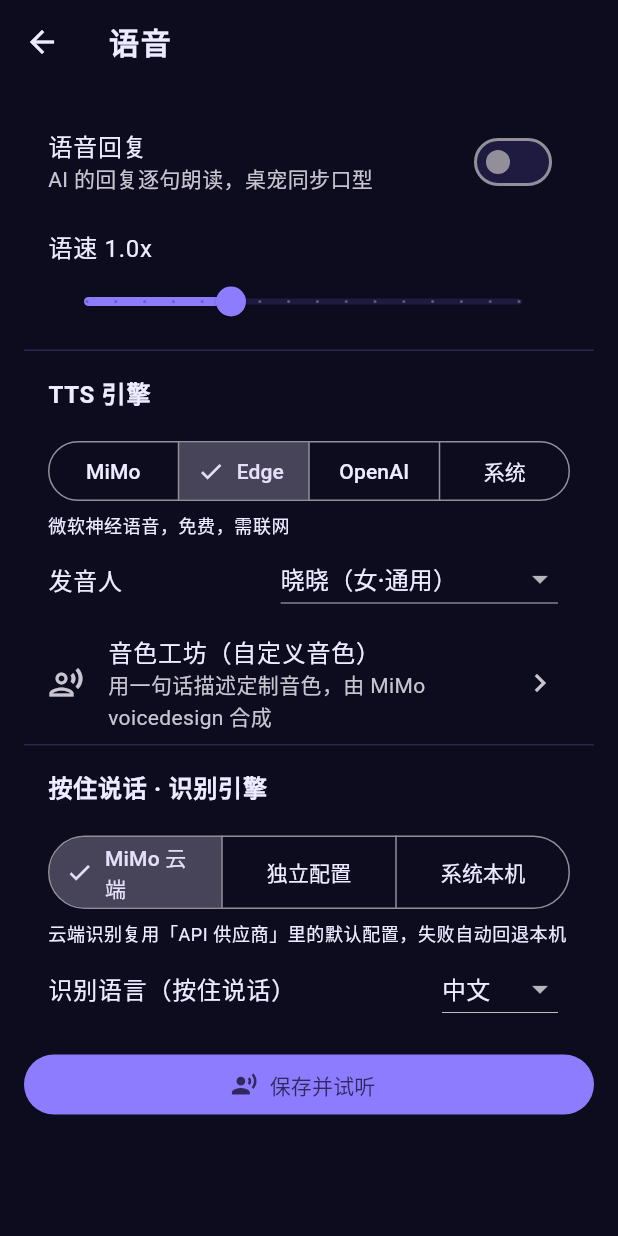
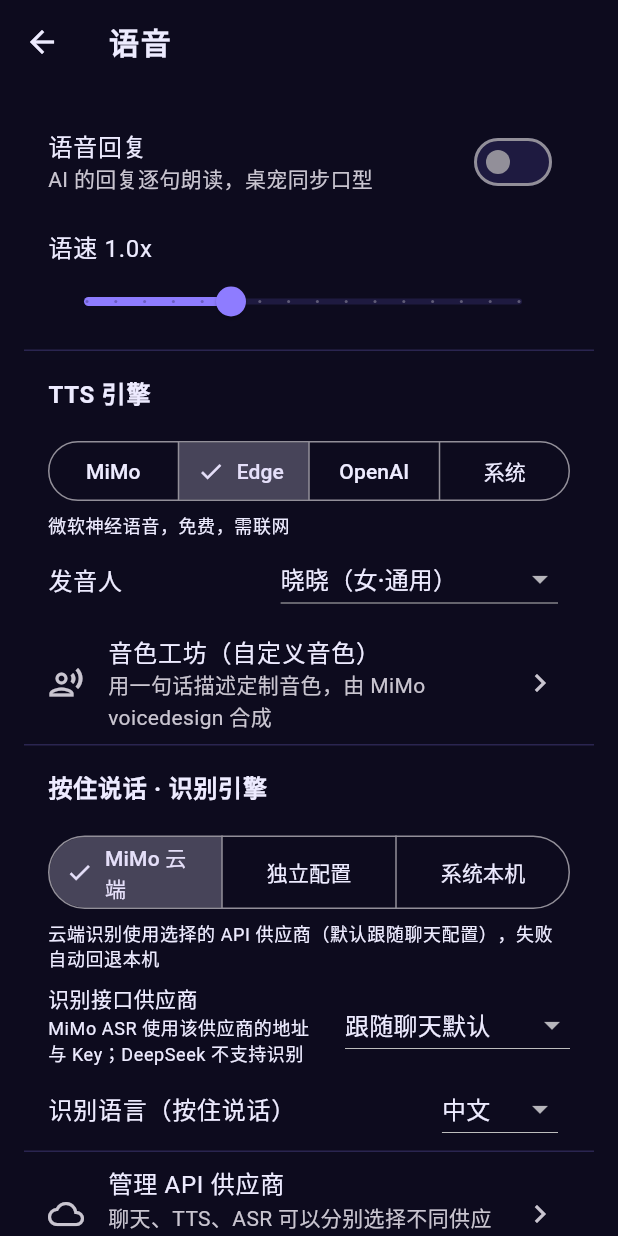
Before and after one commit to adcoof/ineermost_words, a Flutter app: the screen it shows after launch, item 3 of the bottom bar chosen, after a tap on "音色", on a phone screen of 412 x 824 dp. Run offline on Flutter 3.47's test engine with Material 3 defaults, Android fonts, the phone set to English and light mode, and no system bars; our stand-ins replace dio, drift, drift_flutter, file_picker, flutter_riverpod, flutter_tts and 5 more; missing offline and left inert: audio_session, crop_your_image, edge_tts, flutter_inappwebview, record; accounts and stored records are empty; generated files the repository leaves out were written again.

Commit message:
feat(voice): 分离聊天/TTS/ASR 的 API 供应商
- TTS/ASR 各新增「语音 API 供应商」设置，MiMo 使用所选供应商的地址与 Key
- 未选择时保持跟随聊天默认，所选供应商被删除时回退默认
- 语音设置增加两个供应商下拉与「管理 API 供应商」入口
- 新增仓库/ASR/解析器测试

```diff
--- a/lib/features/voice/data/tts_profile_repository.dart
+++ b/lib/features/voice/data/tts_profile_repository.dart
@@ -224,6 +224,31 @@ class TtsProfileRepository {
     ));
   }
 
+  /// TTS MiMo 使用的 API 供应商 id；空=跟随聊天默认。
+  Future<String> ttsApiProfileId() => _settingValue('tts_api_profile_id');
+
+  Future<void> setTtsApiProfileId(String id) =>
+      _setSettingValue('tts_api_profile_id', id);
+
+  /// ASR MiMo 使用的 API 供应商 id；空=跟随聊天默认。
+  Future<String> asrApiProfileId() => _settingValue('asr_api_profile_id');
+
+  Future<void> setAsrApiProfileId(String id) =>
+      _setSettingValue('asr_api_profile_id', id);
+
+  Future<String> _settingValue(String key) async {
+    final q = db.select(db.settings)..where((t) => t.key.equals(key));
+    final row = await q.getSingleOrNull();
+    return row?.value ?? '';
+  }
+
+  Future<void> _setSettingValue(String key, String value) async {
+    await db.into(db.settings).insertOnConflictUpdate(SettingsCompanion(
+      key: Value(key),
+      value: Value(value.trim()),
+    ));
+  }
+
   /// 新 id（编辑页新建用）。
   String newProfileId() => newId();
 
--- a/lib/features/voice/presentation/voice_settings_page.dart
+++ b/lib/features/voice/presentation/voice_settings_page.dart
@@ -12,6 +12,8 @@ import 'package:flutter/material.dart';
 import 'package:flutter_riverpod/flutter_riverpod.dart';
 
 import '../../../app/providers.dart';
+import '../../settings/domain/api_profile.dart';
+import '../../settings/presentation/api_profiles_page.dart';
 import '../data/edge_tts_provider.dart';
 import '../data/mimo_tts_provider.dart';
 import '../data/openai_tts_provider.dart';
@@ -49,6 +51,11 @@ class _VoiceSettingsPageState extends ConsumerState<VoiceSettingsPage> {
   late final TextEditingController _asrUrlController;
   late final TextEditingController _asrKeyController;
   late final TextEditingController _asrModelController;
+
+  /// TTS/ASR 各自选择的 API 供应商（空=跟随聊天默认）。
+  List<ApiProfile> _apiProfiles = const [];
+  String _ttsApiProfileId = '';
+  String _asrApiProfileId = '';
 
   @override
   void initState() {
@@ -108,6 +115,10 @@ class _VoiceSettingsPageState extends ConsumerState<VoiceSettingsPage> {
     final asrEngine = await repo.asrEngine();
     final asrLocale = await repo.asrLocale();
     final asrCustom = await repo.asrCustomConfig();
+    final apiProfiles = await ref.read(apiProfileRepositoryProvider).getAll();
+    final ttsApiProfileId = await repo.ttsApiProfileId();
+    final asrApiProfileId = await repo.asrApiProfileId();
+    final ids = apiProfiles.map((p) => p.id).toSet();
     if (!mounted) return;
     setState(() {
       _enabled = enabled;
@@ -128,8 +139,23 @@ class _VoiceSettingsPageState extends ConsumerState<VoiceSettingsPage> {
       _asrUrlController.text = asrCustom.baseUrl;
       _asrKeyController.text = asrCustom.apiKey;
       _asrModelController.text = asrCustom.model;
+      _apiProfiles = apiProfiles;
+      _ttsApiProfileId = ids.contains(ttsApiProfileId) ? ttsApiProfileId : '';
+      _asrApiProfileId = ids.contains(asrApiProfileId) ? asrApiProfileId : '';
       _voices = voices;
       _loaded = true;
+    });
+  }
+
+  /// 从 API 供应商页返回后只刷新选择列表，保留本页未保存的语音编辑。
+  Future<void> _refreshApiProfiles() async {
+    final profiles = await ref.read(apiProfileRepositoryProvider).getAll();
+    if (!mounted) return;
+    final ids = profiles.map((p) => p.id).toSet();
+    setState(() {
+      _apiProfiles = profiles;
+      if (!ids.contains(_ttsApiProfileId)) _ttsApiProfileId = '';
+      if (!ids.contains(_asrApiProfileId)) _asrApiProfileId = '';
     });
   }
 
@@ -189,6 +215,8 @@ class _VoiceSettingsPageState extends ConsumerState<VoiceSettingsPage> {
     await repo.setVoiceSpeed(_speed);
     await repo.setAsrEngine(_asrEngine);
     await repo.setAsrLocale(_asrLocale);
+    await repo.setTtsApiProfileId(_ttsApiProfileId);
+    await repo.setAsrApiProfileId(_asrApiProfileId);
     await repo.setAsrCustomConfig(
       baseUrl: _asrUrlController.text,
       apiKey: _asrKeyController.text,
@@ -198,6 +226,55 @@ class _VoiceSettingsPageState extends ConsumerState<VoiceSettingsPage> {
       ScaffoldMessenger.of(context)
           .showSnackBar(const SnackBar(content: Text('语音设置已保存')));
     }
+  }
+
+  Widget _apiProfilePicker({
+    required String label,
+    required String helper,
+    required String value,
+    required ValueChanged<String> onChanged,
+  }) {
+    final theme = Theme.of(context);
+    return Padding(
+      padding: const EdgeInsets.fromLTRB(16, 8, 16, 0),
+      child: Row(
+        children: [
+          Expanded(
+            child: Column(
+              crossAxisAlignment: CrossAxisAlignment.start,
+              children: [
+                Text(label),
+                const SizedBox(height: 2),
+                Text(helper, style: theme.textTheme.bodySmall),
+              ],
+            ),
+          ),
+          const SizedBox(width: 12),
+          SizedBox(
+            width: 150,
+            child: DropdownButton<String>(
+              isExpanded: true,
+              value: value,
+              items: [
+                const DropdownMenuItem(
+                  value: '',
+                  child: Text('跟随聊天默认'),
+                ),
+                for (final profile in _apiProfiles)
+                  DropdownMenuItem(
+                    value: profile.id,
+                    child: Text(
+                      profile.name,
+                      overflow: TextOverflow.ellipsis,
+                    ),
+                  ),
+              ],
+              onChanged: (v) => onChanged(v ?? ''),
+            ),
+          ),
+        ],
+      ),
+    );
   }
 
   Future<void> _preview() async {
@@ -256,7 +333,7 @@ class _VoiceSettingsPageState extends ConsumerState<VoiceSettingsPage> {
             child: Text(
               switch (_provider) {
                 'mimo' =>
-                  '小米 MiMo 云端语音（chat/completions + audio），Key/地址复用聊天配置，推荐',
+                  '小米 MiMo 云端语音（chat/completions + audio），使用独立选择的 API 供应商，推荐',
                 'openai' => '走中转站或官方 /audio/speech 接口，可配独立 API（留空回落聊天配置）',
                 'system' => '离线兜底，依赖设备自带 TTS 引擎',
                 _ => '微软神经语音，免费，需联网',
@@ -264,17 +341,24 @@ class _VoiceSettingsPageState extends ConsumerState<VoiceSettingsPage> {
               style: Theme.of(context).textTheme.bodySmall,
             ),
           ),
-          if (_provider == 'mimo')
+          if (_provider == 'mimo') ...[
             ListTile(
               title: TextField(
                 decoration: const InputDecoration(
-                  labelText: 'MiMo 模型（默认 mimo-v2.5-tts，API Key 走默认供应商配置）',
+                  labelText: 'MiMo 模型（默认 mimo-v2.5-tts）',
                   border: OutlineInputBorder(),
                 ),
                 controller: _modelController,
                 maxLines: 1,
               ),
             ),
+            _apiProfilePicker(
+              label: '语音接口供应商',
+              helper: 'MiMo 语音使用该供应商的地址与 Key；DeepSeek 不支持语音',
+              value: _ttsApiProfileId,
+              onChanged: (v) => setState(() => _ttsApiProfileId = v),
+            ),
+          ],
           if (_provider == 'openai') ...[
             Padding(
               padding: const EdgeInsets.fromLTRB(16, 8, 16, 0),
@@ -363,11 +447,18 @@ class _VoiceSettingsPageState extends ConsumerState<VoiceSettingsPage> {
               switch (_asrEngine) {
                 'custom' => '识别走下方独立的接口配置，失败自动回退本机',
                 'system' => '系统识别依赖设备自带服务',
-                _ => '云端识别复用「API 供应商」里的默认配置，失败自动回退本机',
+                _ => '云端识别使用选择的 API 供应商（默认跟随聊天配置），失败自动回退本机',
               },
               style: Theme.of(context).textTheme.bodySmall,
             ),
           ),
+          if (_asrEngine == 'mimo')
+            _apiProfilePicker(
+              label: '识别接口供应商',
+              helper: 'MiMo ASR 使用该供应商的地址与 Key；DeepSeek 不支持识别',
+              value: _asrApiProfileId,
+              onChanged: (v) => setState(() => _asrApiProfileId = v),
+            ),
           if (_asrEngine == 'custom') ...[
             Padding(
               padding: const EdgeInsets.fromLTRB(16, 8, 16, 0),
@@ -417,6 +508,19 @@ class _VoiceSettingsPageState extends ConsumerState<VoiceSettingsPage> {
               onChanged: (v) => setState(() => _asrLocale = v ?? 'zh_CN'),
             ),
           ),
+          const Divider(),
+          ListTile(
+            leading: const Icon(Icons.cloud_outlined),
+            title: const Text('管理 API 供应商'),
+            subtitle: const Text('聊天、TTS、ASR 可以分别选择不同供应商'),
+            trailing: const Icon(Icons.chevron_right),
+            onTap: () async {
+              await Navigator.of(context).push(
+                MaterialPageRoute(builder: (_) => const ApiProfilesPage()),
+              );
+              await _refreshApiProfiles();
+            },
+          ),
           const SizedBox(height: 12),
           FilledButton.icon(
             icon: const Icon(Icons.record_voice_over),
```
Also changed, not shown: lib/app/providers.dart (+8 -2 lines), lib/features/voice/data/mimo_asr_provider.dart (+8 -1 lines), lib/features/voice/data/resolving_tts_provider.dart (+34 -20 lines), 7 other files.
